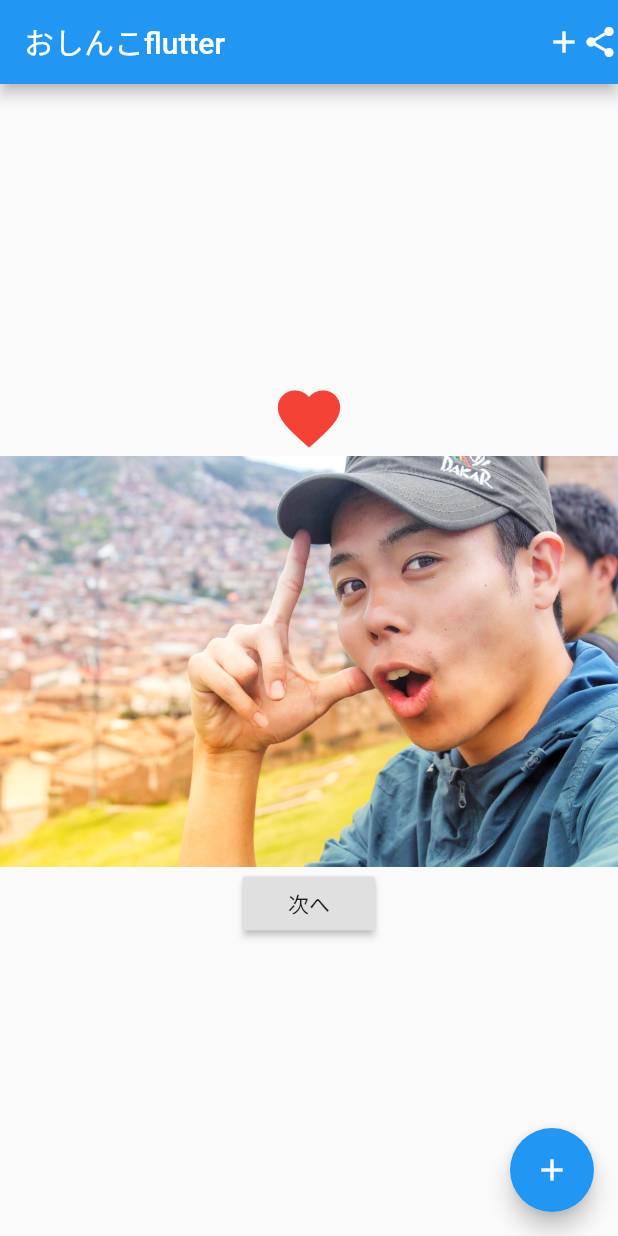
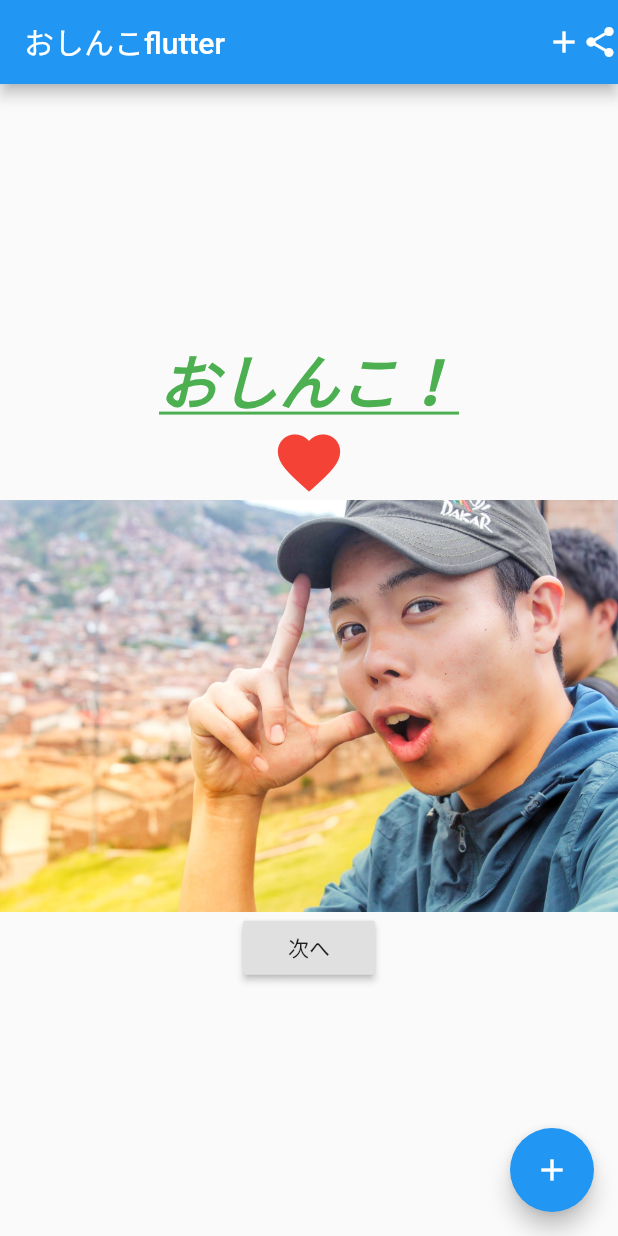
Before and after one commit to oshinkoshinko/myapp, a Flutter app: the screen it shows after launch, on a phone screen of 412 x 824 dp. Run offline on Flutter 3.47's test engine with Material 2 defaults, Android fonts, the phone set to English and light mode, and no system bars.

Commit message:
Add TextStyle

```diff
--- a/lib/main.dart
+++ b/lib/main.dart
@@ -78,7 +78,15 @@ class _MyHomePageState extends State<MyHomePage> {
           //中央寄せ
           mainAxisAlignment: MainAxisAlignment.center,
           children: <Widget>[
-
+            Text("おしんこ！",
+            style: TextStyle(
+              fontSize: 40,
+              color: Colors.green,
+              fontWeight: FontWeight.bold,
+              fontStyle: FontStyle.italic,
+              decoration: TextDecoration.underline,
+            ),
+            ),
             //アイコン
             Icon(
               Icons.favorite,
```
